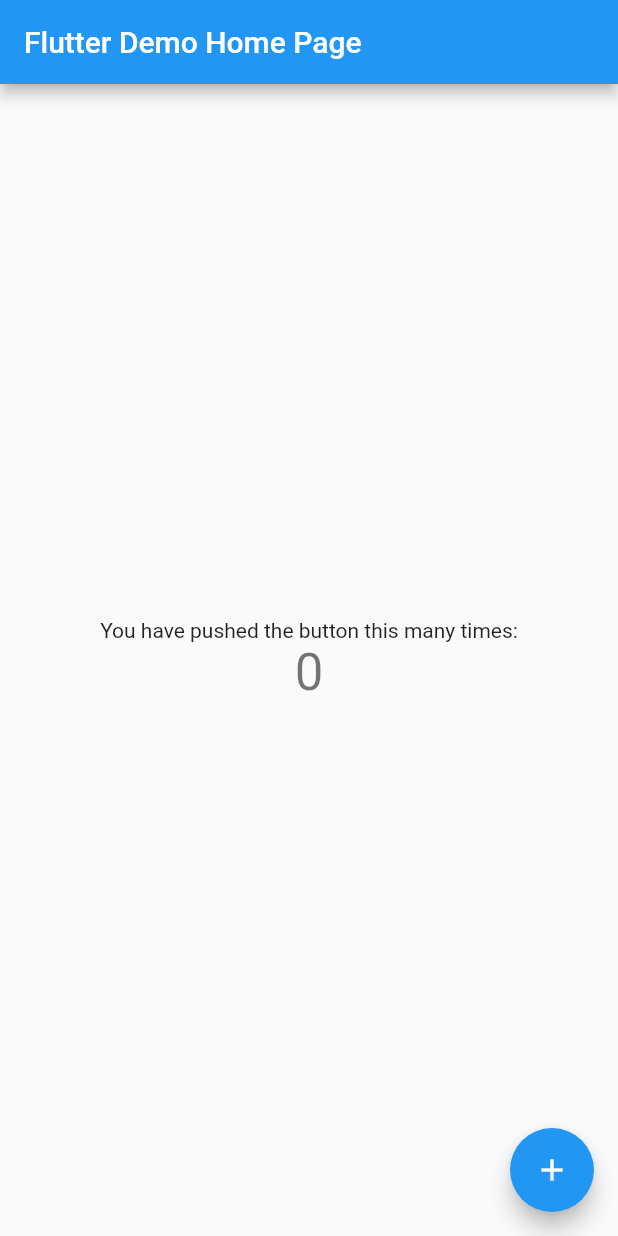
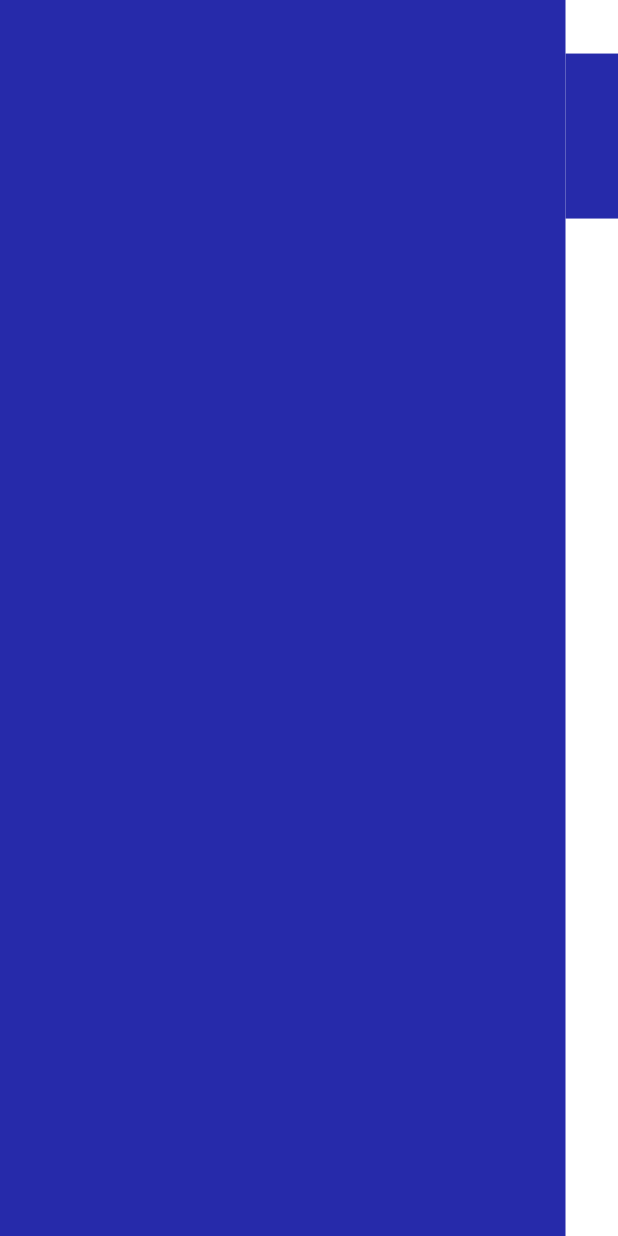
Before and after one commit to ThiagoWaldrich/siderbar_flutter, a Flutter app: the screen it shows after launch, on a phone screen of 412 x 824 dp. Run offline on Flutter 3.47's test engine with Material 2 defaults, Android fonts, the phone set to English and light mode, and no system bars.

Commit message:
Create Classes for the project

```diff
--- a/lib/main.dart
+++ b/lib/main.dart
@@ -1,4 +1,5 @@
 import 'package:flutter/material.dart';
+import 'package:sidebar_flutter/sidebar/sidebar_layout.dart';
 
 void main() {
   runApp(const MyApp());
@@ -12,104 +13,12 @@
   Widget build(BuildContext context) {
     return MaterialApp(
       title: 'Flutter Demo',
+      debugShowCheckedModeBanner: false,
       theme: ThemeData(
-        // This is the theme of your application.
-        //
-        // Try running your application with "flutter run". You'll see the
-        // application has a blue toolbar. Then, without quitting the app, try
-        // changing the primarySwatch below to Colors.green and then invoke
-        // "hot reload" (press "r" in the console where you ran "flutter run",
-        // or simply save your changes to "hot reload" in a Flutter IDE).
-        // Notice that the counter didn't reset back to zero; the application
-        // is not restarted.
-        primarySwatch: Colors.blue,
+        scaffoldBackgroundColor: Colors.white,
+        primaryColor: Colors.white
       ),
-      home: const MyHomePage(title: 'Flutter Demo Home Page'),
+      home: SideBarLayout(),
     );
   }
 }
-
-class MyHomePage extends StatefulWidget {
-  const MyHomePage({Key? key, required this.title}) : super(key: key);
-
-  // This widget is the home page of your application. It is stateful, meaning
-  // that it has a State object (defined below) that contains fields that affect
-  // how it looks.
-
-  // This class is the configuration for the state. It holds the values (in this
-  // case the title) provided by the parent (in this case the App widget) and
-  // used by the build method of the State. Fields in a Widget subclass are
-  // always marked "final".
-
-  final String title;
-
-  @override
-  State<MyHomePage> createState() => _MyHomePageState();
-}
-
-class _MyHomePageState extends State<MyHomePage> {
-  int _counter = 0;
-
-  void _incrementCounter() {
-    setState(() {
-      // This call to setState tells the Flutter framework that something has
-      // changed in this State, which causes it to rerun the build method below
-      // so that the display can reflect the updated values. If we changed
-      // _counter without calling setState(), then the build method would not be
-      // called again, and so nothing would appear to happen.
-      _counter++;
-    });
-  }
-
-  @override
-  Widget build(BuildContext context) {
-    // This method is rerun every time setState is called, for instance as done
-    // by the _incrementCounter method above.
-    //
-    // The Flutter framework has been optimized to make rerunning build methods
-    // fast, so that you can just rebuild anything that needs updating rather
-    // than having to individually change instances of widgets.
-    return Scaffold(
-      appBar: AppBar(
-        // Here we take the value from the MyHomePage object that was created by
-        // the App.build method, and use it to set our appbar title.
-        title: Text(widget.title),
-      ),
-      body: Center(
-        // Center is a layout widget. It takes a single child and positions it
-        // in the middle of the parent.
-        child: Column(
-          // Column is also a layout widget. It takes a list of children and
-          // arranges them vertically. By default, it sizes itself to fit its
-          // children horizontally, and tries to be as tall as its parent.
-          //
-          // Invoke "debug painting" (press "p" in the console, choose the
-          // "Toggle Debug Paint" action from the Flutter Inspector in Android
-          // Studio, or the "Toggle Debug Paint" command in Visual Studio Code)
-          // to see the wireframe for each widget.
-          //
-          // Column has various properties to control how it sizes itself and
-          // how it positions its children. Here we use mainAxisAlignment to
-          // center the children vertically; the main axis here is the vertical
-          // axis because Columns are vertical (the cross axis would be
-          // horizontal).
-          mainAxisAlignment: MainAxisAlignment.center,
-          children: <Widget>[
-            const Text(
-              'You have pushed the button this many times:',
-            ),
-            Text(
-              '$_counter',
-              style: Theme.of(context).textTheme.headline4,
-            ),
-          ],
-        ),
-      ),
-      floatingActionButton: FloatingActionButton(
-        onPressed: _incrementCounter,
-        tooltip: 'Increment',
-        child: const Icon(Icons.add),
-      ), // This trailing comma makes auto-formatting nicer for build methods.
-    );
-  }
-}
--- /dev/null
+++ b/lib/pages/home_page.dart
@@ -0,0 +1,13 @@
+import 'package:flutter/material.dart';
+
+class HomePage extends StatelessWidget {
+  const HomePage({Key? key}) : super(key: key);
+
+  @override
+  Widget build(BuildContext context) {
+    return Container(
+        child: Text("HomePage",
+            style: TextStyle(fontWeight: FontWeight.w900,
+            fontSize: 28)));
+  }
+}
--- /dev/null
+++ b/lib/pages/perfil_page.dart
@@ -0,0 +1,15 @@
+import 'package:flutter/material.dart';
+
+class PerfilPage extends StatelessWidget {
+  const PerfilPage ({ Key? key }) : super(key: key);
+
+  @override
+  Widget build(BuildContext context) {
+    return Center(
+      child: Text(
+        "Accounts",
+        style: TextStyle(fontWeight: FontWeight.w900, fontSize: 28),
+      ),
+    );
+  }
+}
--- /dev/null
+++ b/lib/sidebar/sidebar.dart
@@ -0,0 +1,26 @@
+import 'package:flutter/material.dart';
+
+class SideBar extends StatelessWidget {
+  const SideBar({Key? key}) : super(key: key);
+
+  @override
+  Widget build(BuildContext context) {
+    return Row(
+      children: <Widget>[
+        Expanded(
+          child: Container(
+            color: Color(0xFF262AAA),
+          ),
+        ),
+        Align(
+            alignment: Alignment(0, -0.9),
+            child: Container(
+              width: 35,
+              height: 110,
+              color: Color(0xFF262AAA),
+            ),
+          ),
+      ],
+    );
+  }
+}
--- /dev/null
+++ b/lib/sidebar/sidebar_layout.dart
@@ -0,0 +1,19 @@
+import 'package:flutter/material.dart';
+import 'package:sidebar_flutter/pages/home_page.dart';
+import 'package:sidebar_flutter/sidebar/sidebar.dart';
+
+class SideBarLayout extends StatelessWidget {
+  const SideBarLayout({Key? key}) : super(key: key);
+
+  @override
+  Widget build(BuildContext context) {
+    return Scaffold(
+      body: Stack(
+        children: <Widget>[
+          HomePage(),
+          SideBar(),
+        ],
+      ),
+    );
+  }
+}
```
